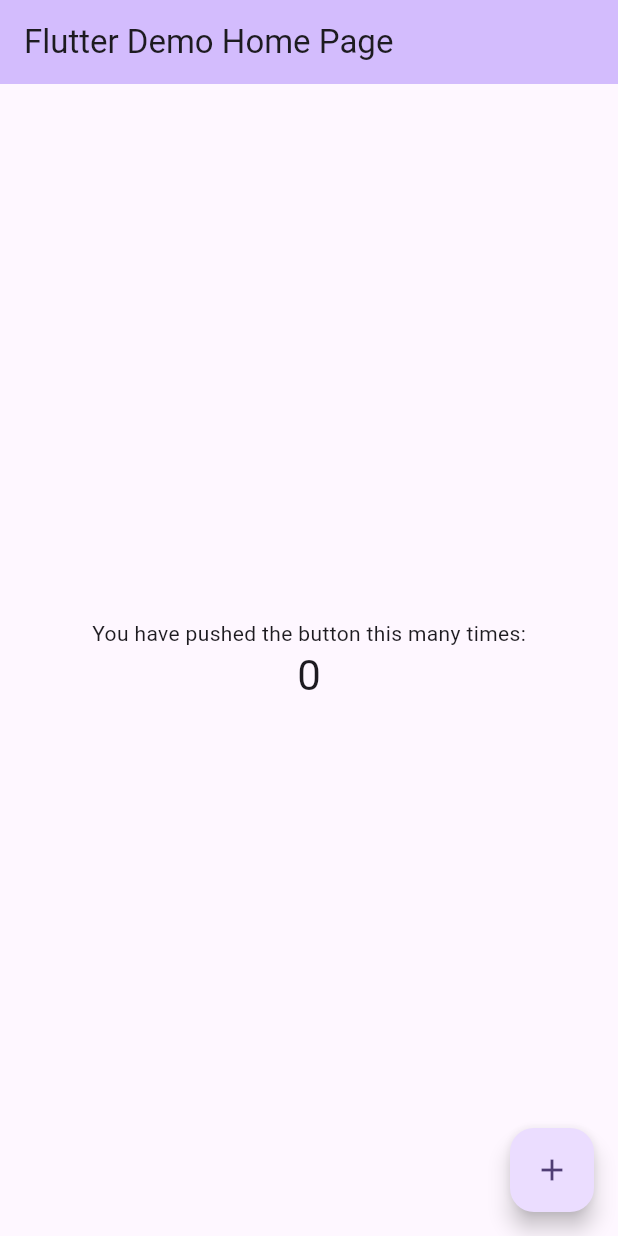
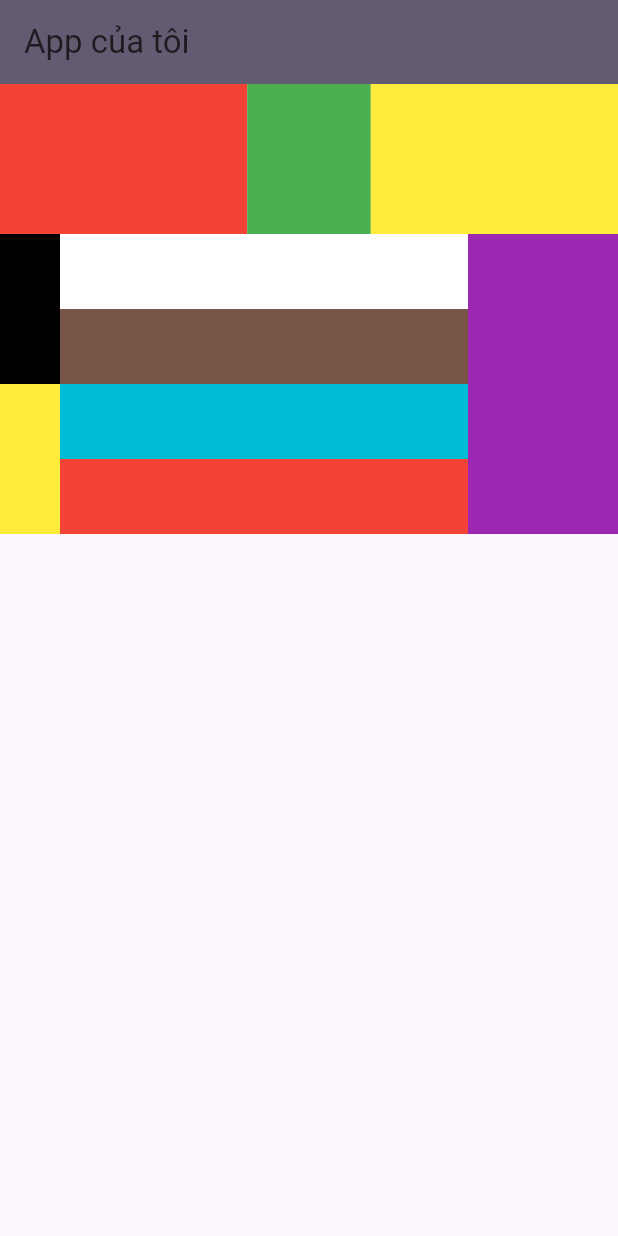
Before and after one commit to nhanta0408/weather-app, a Flutter app: the screen it shows after launch, on a phone screen of 412 x 824 dp. Run offline on Flutter 3.47's test engine with Material 3 defaults, Android fonts, the phone set to English and light mode, and no system bars.

```diff
--- a/lib/main.dart
+++ b/lib/main.dart
@@ -6,120 +6,120 @@ void main() {
 
 class MyApp extends StatelessWidget {
   const MyApp({super.key});
-
-  // This widget is the root of your application.
   @override
   Widget build(BuildContext context) {
-    return MaterialApp(
-      title: 'Flutter Demo',
-      theme: ThemeData(
-        // This is the theme of your application.
-        //
-        // TRY THIS: Try running your application with "flutter run". You'll see
-        // the application has a purple toolbar. Then, without quitting the app,
-        // try changing the seedColor in the colorScheme below to Colors.green
-        // and then invoke "hot reload" (save your changes or press the "hot
-        // reload" button in a Flutter-supported IDE, or press "r" if you used
-        // the command line to start the app).
-        //
-        // Notice that the counter didn't reset back to zero; the application
-        // state is not lost during the reload. To reset the state, use hot
-        // restart instead.
-        //
-        // This works for code too, not just values: Most code changes can be
-        // tested with just a hot reload.
-        colorScheme: ColorScheme.fromSeed(seedColor: Colors.deepPurple),
-        useMaterial3: true,
-      ),
-      home: const MyHomePage(title: 'Flutter Demo Home Page'),
+    return const MaterialApp(
+      home: MyHomePage(title: 'App của tôi'),
     );
   }
 }
 
 class MyHomePage extends StatefulWidget {
+  final String title;
   const MyHomePage({super.key, required this.title});
-
-  // This widget is the home page of your application. It is stateful, meaning
-  // that it has a State object (defined below) that contains fields that affect
-  // how it looks.
-
-  // This class is the configuration for the state. It holds the values (in this
-  // case the title) provided by the parent (in this case the App widget) and
-  // used by the build method of the State. Fields in a Widget subclass are
-  // always marked "final".
-
-  final String title;
 
   @override
   State<MyHomePage> createState() => _MyHomePageState();
 }
 
 class _MyHomePageState extends State<MyHomePage> {
-  int _counter = 0;
-
-  void _incrementCounter() {
-    setState(() {
-      // This call to setState tells the Flutter framework that something has
-      // changed in this State, which causes it to rerun the build method below
-      // so that the display can reflect the updated values. If we changed
-      // _counter without calling setState(), then the build method would not be
-      // called again, and so nothing would appear to happen.
-      _counter++;
-    });
+  @override
+  Widget build(BuildContext context) {
+    return Scaffold(
+      appBar: AppBar(
+        backgroundColor: Theme.of(context).colorScheme.secondary,
+        title: Text(widget.title),
+      ),
+      body: Column(
+        children: [
+          row1(),
+          row2(),
+        ],
+      ),
+    );
   }
 
-  @override
-  Widget build(BuildContext context) {
-    // This method is rerun every time setState is called, for instance as done
-    // by the _incrementCounter method above.
-    //
-    // The Flutter framework has been optimized to make rerunning build methods
-    // fast, so that you can just rebuild anything that needs updating rather
-    // than having to individually change instances of widgets.
-    return Scaffold(
-      appBar: AppBar(
-        // TRY THIS: Try changing the color here to a specific color (to
-        // Colors.amber, perhaps?) and trigger a hot reload to see the AppBar
-        // change color while the other colors stay the same.
-        backgroundColor: Theme.of(context).colorScheme.inversePrimary,
-        // Here we take the value from the MyHomePage object that was created by
-        // the App.build method, and use it to set our appbar title.
-        title: Text(widget.title),
+  Row row2() {
+    return Row(
+      children: [
+        item1(), //Width: 40
+        item2(), // Expanded
+        Container(
+          width: 100,
+          height: 200,
+          color: Colors.purple,
+        ),
+      ],
+    );
+  }
+
+  Expanded item2() {
+    return Expanded(
+      child: Column(
+        children: [
+          Container(
+            height: 50,
+            color: Colors.white,
+          ),
+          Container(
+            height: 50,
+            color: Colors.brown,
+          ),
+          Container(
+            height: 50,
+            color: Colors.cyan,
+          ),
+          Container(
+            height: 50,
+            color: Colors.red,
+          ),
+        ],
       ),
-      body: Center(
-        // Center is a layout widget. It takes a single child and positions it
-        // in the middle of the parent.
-        child: Column(
-          // Column is also a layout widget. It takes a list of children and
-          // arranges them vertically. By default, it sizes itself to fit its
-          // children horizontally, and tries to be as tall as its parent.
-          //
-          // Column has various properties to control how it sizes itself and
-          // how it positions its children. Here we use mainAxisAlignment to
-          // center the children vertically; the main axis here is the vertical
-          // axis because Columns are vertical (the cross axis would be
-          // horizontal).
-          //
-          // TRY THIS: Invoke "debug painting" (choose the "Toggle Debug Paint"
-          // action in the IDE, or press "p" in the console), to see the
-          // wireframe for each widget.
-          mainAxisAlignment: MainAxisAlignment.center,
-          children: <Widget>[
-            const Text(
-              'You have pushed the button this many times:',
-            ),
-            Text(
-              '$_counter',
-              style: Theme.of(context).textTheme.headlineMedium,
-            ),
-          ],
+    );
+  }
+
+  Column item1() {
+    return Column(
+      children: [
+        Container(
+          height: 100,
+          width: 40,
+          color: Colors.black,
         ),
-      ),
-      floatingActionButton: FloatingActionButton(
-        onPressed: _incrementCounter,
-        tooltip: 'Increment',
-        child: const Icon(Icons.add),
-      ), // This trailing comma makes auto-formatting nicer for build methods.
+        Container(
+          height: 100,
+          width: 40,
+          color: Colors.yellow,
+        ),
+      ],
+    );
+  }
+
+  Row row1() {
+    return Row(
+      children: [
+        Expanded(
+          flex: 2,
+          child: Container(
+            height: 100,
+            color: Colors.red,
+          ),
+        ),
+        Expanded(
+          flex: 1,
+          child: Container(
+            height: 100,
+            color: Colors.green,
+          ),
+        ),
+        Expanded(
+          flex: 2,
+          child: Container(
+            height: 100,
+            color: Colors.yellow,
+          ),
+        ),
+      ],
     );
   }
 }
--- a/pubspec.yaml
+++ b/pubspec.yaml
@@ -35,6 +35,7 @@ dependencies:
   # The following adds the Cupertino Icons font to your application.
   # Use with the CupertinoIcons class for iOS style icons.
   cupertino_icons: ^1.0.2
+  intl: ^0.19.0
 
 dev_dependencies:
   flutter_test:
```
Also changed, not shown: analysis_options.yaml (+102 -2 lines), lib/temp.dart (added), pubspec.lock.
